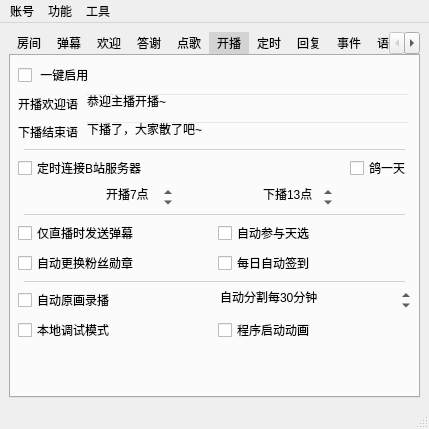
iwxyi/Bilibili-MagicalDanmaku, file mainwindow.ui: the form before one commit.
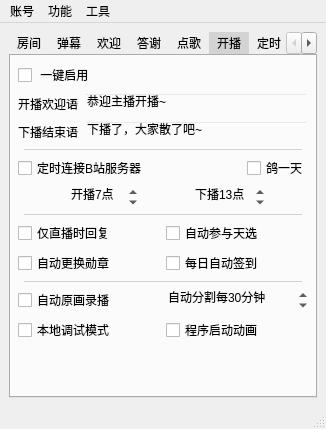
The form after the commit. The open tabs and pages were chosen to show the change. Icons and pictures are not drawn. Custom widgets are drawn as their Qt base class.

```diff
--- a/mainwindow.ui
+++ b/mainwindow.ui
@@ -6,8 +6,8 @@
    <rect>
     <x>0</x>
     <y>0</y>
-    <width>429</width>
-    <height>424</height>
+    <width>322</width>
+    <height>387</height>
    </rect>
   </property>
   <property name="windowTitle">
@@ -1351,7 +1351,7 @@
              <string notr="true"/>
             </property>
             <property name="text">
-             <string>仅直播时发送弹幕</string>
+             <string>仅直播时回复</string>
             </property>
            </widget>
           </item>
@@ -1378,7 +1378,7 @@
              <string>&lt;html&gt;&lt;head/&gt;&lt;body&gt;&lt;p&gt;开播后自动切换粉丝勋章为当前主播的&lt;/p&gt;&lt;p&gt;勋章已变灰时不切换&lt;/p&gt;&lt;/body&gt;&lt;/html&gt;</string>
             </property>
             <property name="text">
-             <string>自动更换粉丝勋章</string>
+             <string>自动更换勋章</string>
             </property>
            </widget>
           </item>
@@ -1418,7 +1418,10 @@
          </widget>
         </item>
         <item>
-         <layout class="QHBoxLayout" name="horizontalLayout_3">
+         <layout class="QHBoxLayout" name="horizontalLayout_3" stretch="0,0">
+          <property name="spacing">
+           <number>6</number>
+          </property>
           <property name="topMargin">
            <number>0</number>
           </property>
@@ -2621,7 +2624,7 @@
     <rect>
      <x>0</x>
      <y>0</y>
-     <width>429</width>
+     <width>322</width>
      <height>23</height>
     </rect>
    </property>
```
Left out of the diff: 77 changed lines with no effect on the pictures.
